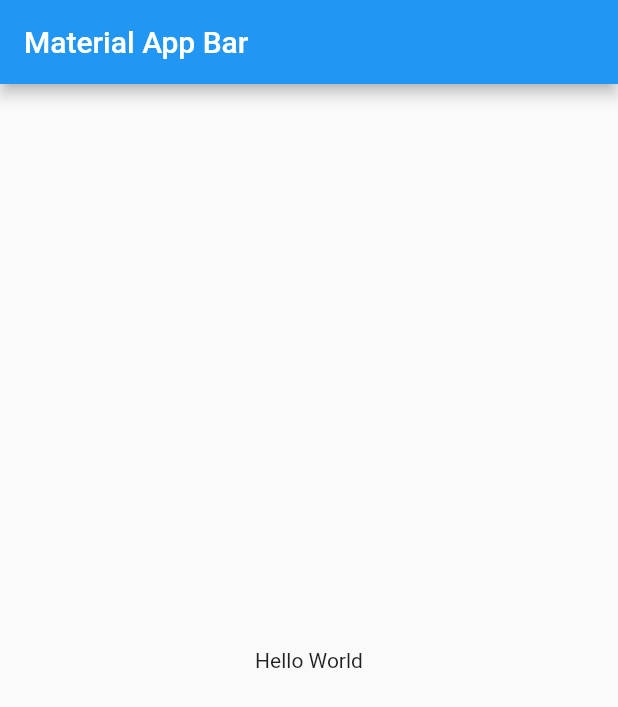
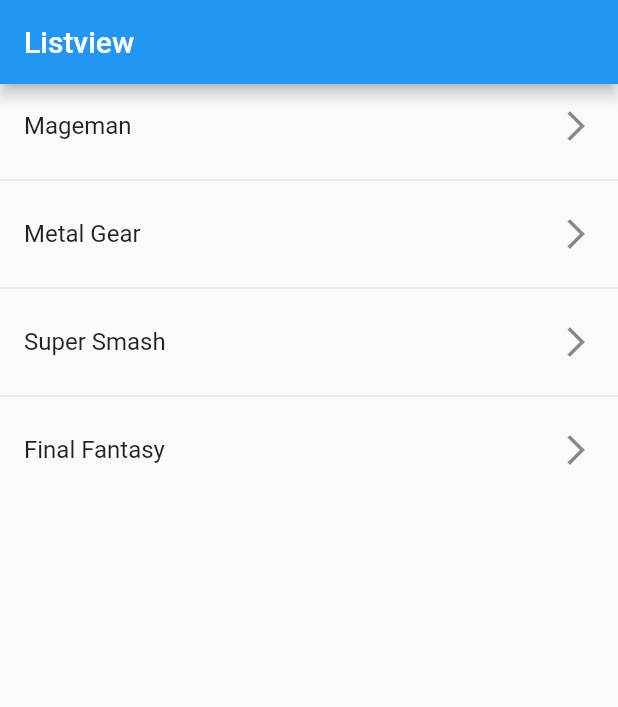
Before and after one commit to KingKasuma/flutter_guia_completa, a Flutter app: the screen it shows after launch, on a phone screen of 412 x 824 dp. Shown: the top 707 px of the screen. Run offline on Flutter 3.47's test engine with Material 2 defaults, Android fonts, the phone set to English and light mode, and no system bars.

Commit message:
ListTile

```diff
--- a/fl_components/lib/main.dart
+++ b/fl_components/lib/main.dart
@@ -1,4 +1,5 @@
 import 'package:flutter/material.dart';
+import 'package:fl_components/screens/listview2_screen.dart';
 
 void main() => runApp(MyApp());
 
@@ -7,16 +8,9 @@ class MyApp extends StatelessWidget {
 
   @override
   Widget build(BuildContext context) {
-    return MaterialApp(
-      title: 'Material App',
-      home: Scaffold(
-        appBar: AppBar(
-          title: const Text('Material App Bar'),
-        ),
-        body: const Center(
-          child: Text('Hello World'),
-        ),
-      ),
-    );
+    return const MaterialApp(
+        debugShowCheckedModeBanner: false,
+        title: 'Material App',
+        home: Listview2Screen());
   }
 }
--- /dev/null
+++ b/fl_components/lib/screens/listview1_screen.dart
@@ -0,0 +1,30 @@
+import 'package:flutter/material.dart';
+
+class Listview1Screen extends StatelessWidget {
+  final options = const [
+    'Mageman',
+    'Metal Gear',
+    'Super Smash',
+    'Final Fantasy'
+  ];
+  const Listview1Screen({Key? key}) : super(key: key);
+
+  @override
+  Widget build(BuildContext context) {
+    return Scaffold(
+      appBar: AppBar(
+        title: const Text('Listview'),
+      ),
+      body: ListView(
+        children: [
+          ...options
+              .map((game) => ListTile(
+                    title: Text(game),
+                    trailing: const Icon(Icons.arrow_back_ios_new_outlined),
+                  ))
+              .toList()
+        ],
+      ),
+    );
+  }
+}
--- /dev/null
+++ b/fl_components/lib/screens/listview2_screen.dart
@@ -0,0 +1,28 @@
+import 'package:flutter/material.dart';
+
+class Listview2Screen extends StatelessWidget {
+  final options = const [
+    'Mageman',
+    'Metal Gear',
+    'Super Smash',
+    'Final Fantasy'
+  ];
+  const Listview2Screen({Key? key}) : super(key: key);
+
+  @override
+  Widget build(BuildContext context) {
+    return Scaffold(
+      appBar: AppBar(
+        title: const Text('Listview'),
+      ),
+      body: ListView.separated(
+        itemCount: options.length,
+        itemBuilder: (context, index) => ListTile(
+          title: Text(options[index]),
+          trailing: const Icon(Icons.arrow_forward_ios_outlined),
+        ),
+        separatorBuilder: (_, __) => const Divider(),
+      ),
+    );
+  }
+}
```
Also changed, not shown: 4 other files.
